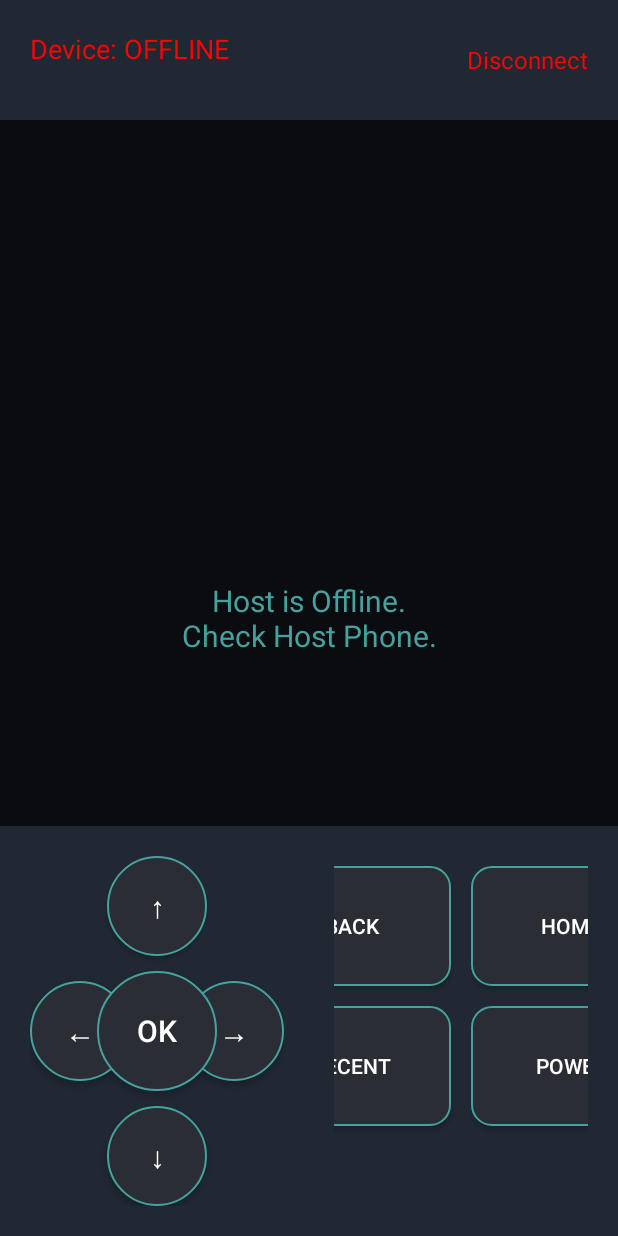
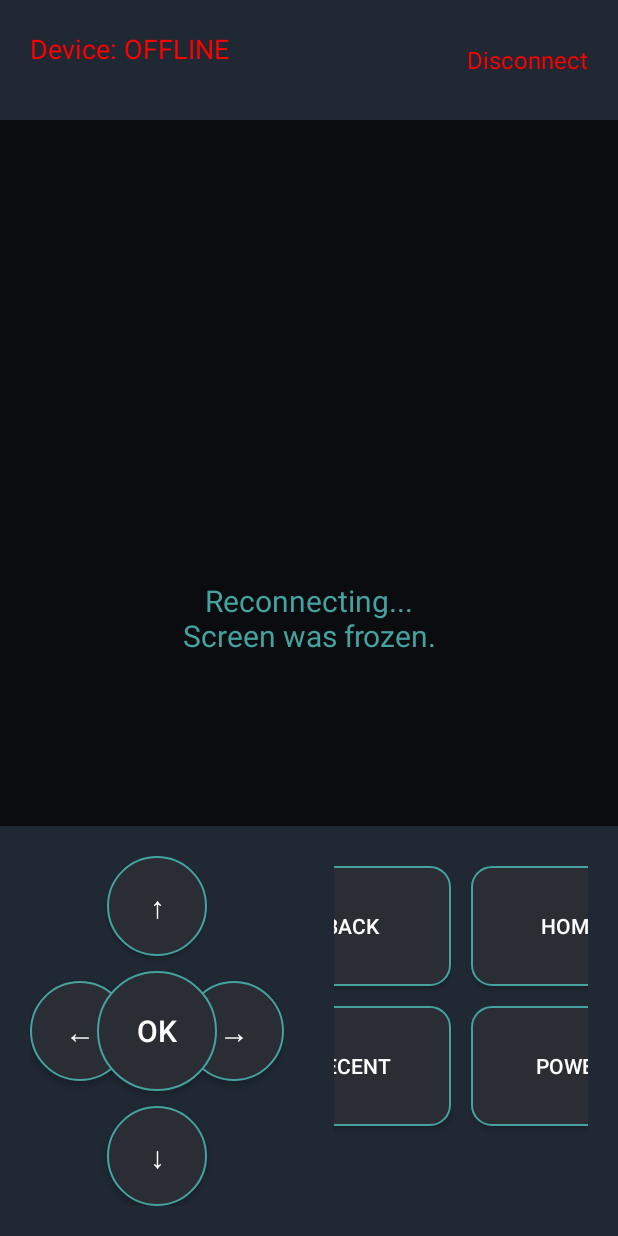
Before and after one commit to Shivampalreherguwan01/S.Agent2, an Android app: the LiveControlActivity screen opened directly, with no data from a screen before it, on a phone screen of 412 x 824 dp. Run offline under Robolectric (Android 15) with nearby library versions, the phone set to English and light mode, and no system bars; our stand-ins replace Firebase (no records; nobody signed in at launch, a user with empty details on screens opened directly).

Commit message:
Implemented Auto-Restart service, Multi-language Auto-clicker, and Screen Timeout reconnect

```diff
--- a/app/src/main/java/com/sagent/app/LiveControlActivity.java
+++ b/app/src/main/java/com/sagent/app/LiveControlActivity.java
@@ -38,7 +38,6 @@ public class LiveControlActivity extends AppCompatActivity {
     private long lastFrameReceivedTime = 0;
     private Handler reconnectHandler = new Handler(Looper.getMainLooper());
     private Runnable reconnectRunnable;
-    private boolean isConnected = false;
 
     private final int bgColor = Color.parseColor("#0B0C10");
     private final int panelColor = Color.parseColor("#1F2833");
@@ -53,6 +52,7 @@ public class LiveControlActivity extends AppCompatActivity {
         RelativeLayout rootLayout = new RelativeLayout(this);
         rootLayout.setBackgroundColor(bgColor);
 
+        // TOP BAR
         RelativeLayout topBar = new RelativeLayout(this);
         topBar.setId(View.generateViewId());
         topBar.setBackgroundColor(panelColor);
@@ -88,6 +88,7 @@ public class LiveControlActivity extends AppCompatActivity {
         topParams.addRule(RelativeLayout.ALIGN_PARENT_TOP);
         rootLayout.addView(topBar, topParams);
 
+        // MAIN SCREEN
         imageView = new ImageView(this);
         imageView.setScaleType(ImageView.ScaleType.FIT_CENTER);
         RelativeLayout.LayoutParams imgParams = new RelativeLayout.LayoutParams(
@@ -106,6 +107,7 @@ public class LiveControlActivity extends AppCompatActivity {
         statusParams.addRule(RelativeLayout.CENTER_IN_PARENT);
         rootLayout.addView(statusText, statusParams);
 
+        // BOTTOM PANEL
         LinearLayout bottomPanel = new LinearLayout(this);
         bottomPanel.setOrientation(LinearLayout.HORIZONTAL);
         bottomPanel.setGravity(Gravity.CENTER_VERTICAL);
@@ -182,6 +184,7 @@ public class LiveControlActivity extends AppCompatActivity {
 
         setContentView(rootLayout);
 
+        // FIREBASE LOGIC
         DatabaseReference roomRef = FirebaseDatabase.getInstance().getReference("rooms").child(roomId);
         screenRef = roomRef.child("screen");
         touchRef = roomRef.child("touch");
@@ -199,11 +202,10 @@ public class LiveControlActivity extends AppCompatActivity {
                         statusText.setVisibility(View.VISIBLE);
                         statusText.setText("Host is Offline.\nCheck Host Phone.");
                     });
-                    isConnected = false;
                 } else {
                     tvHostName.setText("Device: Connected");
                     tvHostName.setTextColor(Color.WHITE);
-                    if(!isConnected) requestRef.setValue(true);
+                    requestRef.setValue(true); // Request bhejte raho
                 }
             }
             @Override public void onCancelled(@NonNull DatabaseError error) {}
@@ -221,7 +223,6 @@ public class LiveControlActivity extends AppCompatActivity {
                             Bitmap decodedByte = BitmapFactory.decodeByteArray(decodedString, 0, decodedString.length);
                             if (decodedByte != null) {
                                 lastFrameReceivedTime = System.currentTimeMillis();
-                                isConnected = true;
                                 runOnUiThread(() -> {
                                     imageView.setImageBitmap(decodedByte);
                                     if(isFirstFrame) {
@@ -238,18 +239,24 @@ public class LiveControlActivity extends AppCompatActivity {
         };
         screenRef.addValueEventListener(screenListener);
 
+        // TIMEOUT LOGIC: Agar 5 second tak screen nahi aayi, to dobara request bhejo
         reconnectRunnable = new Runnable() {
             @Override
             public void run() {
-                if (!isConnected && System.currentTimeMillis() - lastFrameReceivedTime > 5000) {
+                if (System.currentTimeMillis() - lastFrameReceivedTime > 5000) {
                     requestRef.setValue(true);
+                    // Screen gayab kardo taaki user ko pata chale ki reconnect ho raha hai
+                    runOnUiThread(() -> {
+                        statusText.setVisibility(View.VISIBLE);
+                        statusText.setText("Reconnecting...\nScreen was frozen.");
+                    });
                 }
                 reconnectHandler.postDelayed(this, 5000);
             }
         };
         reconnectHandler.post(reconnectRunnable);
 
-        // SABSE IMPORTANT: FIT_CENTER Touch Calculation
+        // TOUCH LOGIC (FIT_CENTER)
         imageView.setOnTouchListener((v, event) -> {
             if (imageView.getDrawable() == null) return true;
 
@@ -258,7 +265,6 @@ public class LiveControlActivity extends AppCompatActivity {
             float viewWidth = imageView.getWidth();
             float viewHeight = imageView.getHeight();
 
-            // Image ka actual display area (letterbox hatakar) nikalna
             float scale = Math.min(viewWidth / drawableWidth, viewHeight / drawableHeight);
             float displayWidth = drawableWidth * scale;
             float displayHeight = drawableHeight * scale;
@@ -269,7 +275,6 @@ public class LiveControlActivity extends AppCompatActivity {
             float xRatio = (event.getX() - deltaX) / displayWidth;
             float yRatio = (event.getY() - deltaY) / displayHeight;
 
-            // Agar touch image ke bahar (kali patti par) hai to ignore karo
             if (xRatio < 0 || xRatio > 1 || yRatio < 0 || yRatio > 1) return true;
 
             Map<String, Object> touchData = new HashMap<>();
```
Also changed, not shown: app/src/main/AndroidManifest.xml (+7 -4 lines), app/src/main/java/com/sagent/app/MyAccessibilityService.java (+51 -19 lines).
